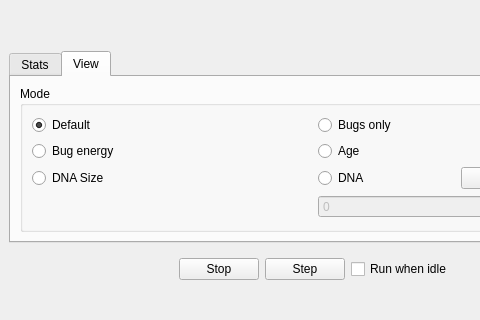
sje397/QtBugs, file main_window.ui: the form before one commit; both pictures show x 0 to 480 and y 474 to 794 of the 636 by 794 pixel window.
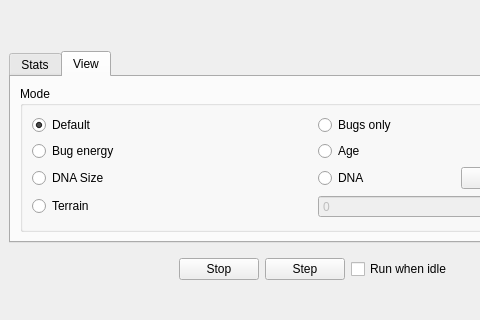
The form after the commit. The open tabs and pages were chosen to show the change. Custom widgets are drawn as their Qt base class.

Commit message: Added 'terrain' (not really healthy yet)

Patch:
```diff
--- a/main_window.ui
+++ b/main_window.ui
@@ -630,6 +630,13 @@
                </item>
               </layout>
              </item>
+             <item row="3" column="0">
+              <widget class="QRadioButton" name="radViewTerrain">
+               <property name="text">
+                <string>Terrain</string>
+               </property>
+              </widget>
+             </item>
              <item row="3" column="1">
               <widget class="QSpinBox" name="spinDNAVal">
                <property name="enabled">
```
Left out of the diff: 2 changed lines with no effect on the pictures. The commit also changes 6 other files.
